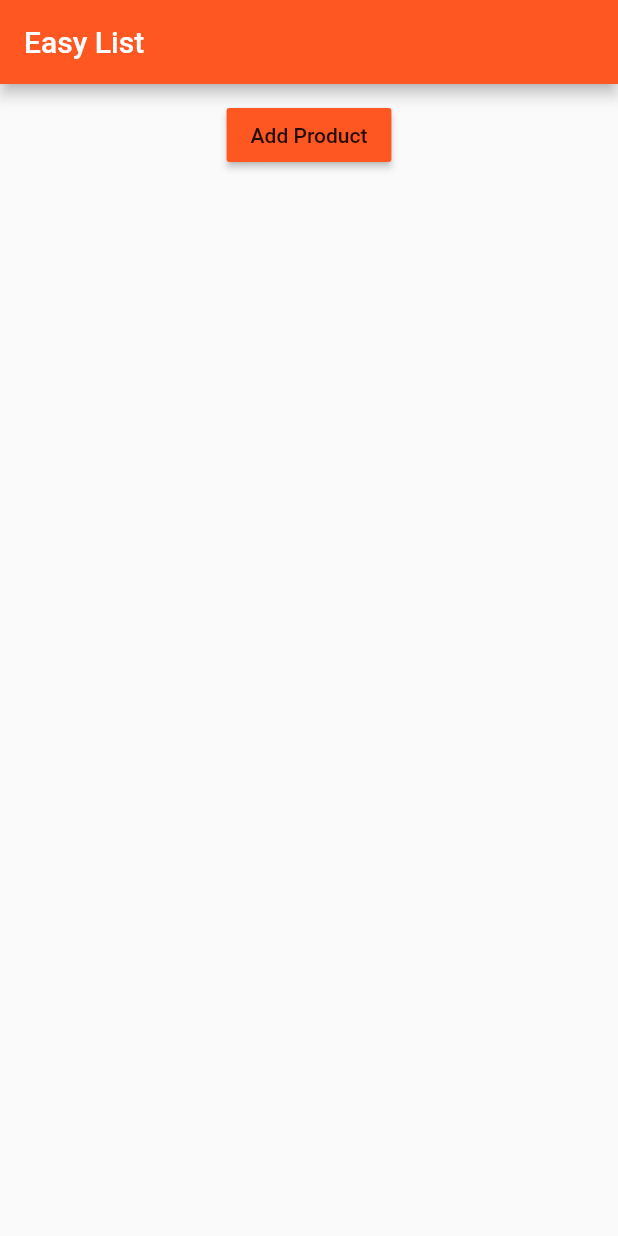
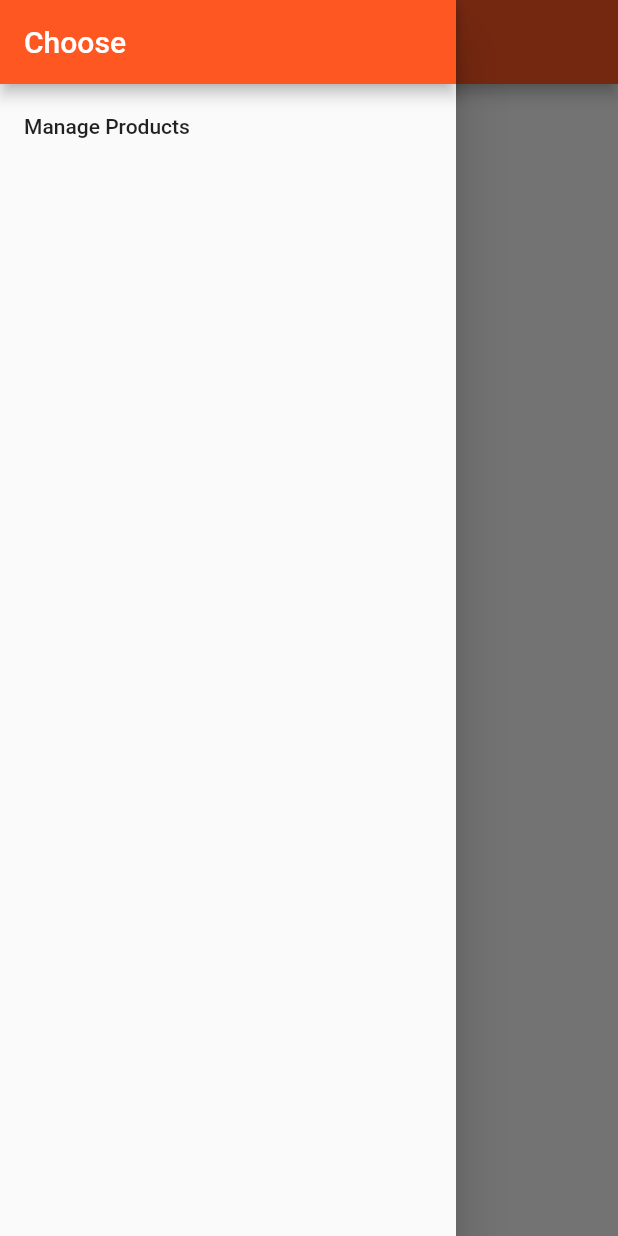
Before and after one commit to Shiv2195/FlutterApp, a Flutter app: the screen it shows after launch, with the side drawer open (before the commit the screen has no drawer), on a phone screen of 412 x 824 dp. Run offline on Flutter 3.47's test engine with Material 2 defaults, Android fonts, the phone set to English and light mode, and no system bars.

```diff
--- a/lib/main.dart
+++ b/lib/main.dart
@@ -1,17 +1,74 @@
 import 'package:flutter/material.dart';
-import './pages/home.dart';
+// import 'package:flutter/rendering.dart';
 
-void main() => runApp(MyApp());
+import './pages/auth.dart';
+import './pages/products_admin.dart';
+import './pages/products.dart';
+import './pages/product.dart';
 
-class MyApp extends StatelessWidget {
+void main() {
+  // debugPaintSizeEnabled = true;
+  // debugPaintBaselinesEnabled = true;
+  // debugPaintPointersEnabled = true;
+  runApp(MyApp());
+}
+
+class MyApp extends StatefulWidget {
+  @override
+  State<StatefulWidget> createState() {
+    return _MyAppState();
+  }
+}
+
+class _MyAppState extends State<MyApp> {
+  List<Map<String, String>> _products = [];
+
+  void _addProduct(Map<String, String> product) {
+    setState(() {
+      _products.add(product);
+    });
+    print(_products);
+  }
+
+  void _deleteProduct(int index) {
+    setState(() {
+      _products.removeAt(index);
+    });
+  }
+
   @override
   Widget build(BuildContext context) {
     return MaterialApp(
+      // debugShowMaterialGrid: true,
       theme: ThemeData(
           brightness: Brightness.light,
           primarySwatch: Colors.deepOrange,
           accentColor: Colors.deepPurple),
-      home: HomePage()
+      // home: AuthPage(),
+      routes: {
+        '/': (BuildContext context) =>
+            ProductsPage(_products, _addProduct, _deleteProduct),
+        '/admin': (BuildContext context) => ProductsAdminPage(),
+      },
+      onGenerateRoute: (RouteSettings settings) {
+        final List<String> pathElements = settings.name.split('/');
+        if (pathElements[0] != '') {
+          return null;
+        }
+        if (pathElements[1] == 'product') {
+          final int index = int.parse(pathElements[2]);
+          return MaterialPageRoute<bool>(
+            builder: (BuildContext context) => ProductPage(
+                _products[index]['title'], _products[index]['image']),
+          );
+        }
+        return null;
+      },
+      onUnknownRoute: (RouteSettings settings) {
+        return MaterialPageRoute(
+            builder: (BuildContext context) =>
+                ProductsPage(_products, _addProduct, _deleteProduct));
+      },
     );
   }
 }
--- a/lib/pages/home.dart
+++ /dev/null
@@ -1,17 +0,0 @@
-import 'package:flutter/material.dart';
-
-import '../products_manager.dart';
-
-
-class HomePage extends StatelessWidget {
-  @override
-  Widget build(BuildContext context) {
-
-    return Scaffold(
-        appBar: AppBar(
-          title: Text("Easy List"),
-        ),
-        body: ProductManager(),
-      );
-  }
-}
--- /dev/null
+++ b/lib/pages/products.dart
@@ -0,0 +1,37 @@
+import 'package:flutter/material.dart';
+
+import '../product_manager.dart';
+
+class ProductsPage extends StatelessWidget {
+  final List<Map<String, String>> products;
+  final Function addProduct;
+  final Function deleteProduct;
+
+  ProductsPage(this.products, this.addProduct, this.deleteProduct);
+
+  @override
+  Widget build(BuildContext context) {
+    return Scaffold(
+      drawer: Drawer(
+        child: Column(
+          children: <Widget>[
+            AppBar(
+              automaticallyImplyLeading: false,
+              title: Text('Choose'),
+            ),
+            ListTile(
+              title: Text('Manage Products'),
+              onTap: () {
+                Navigator.pushReplacementNamed(context, '/admin');
+              },
+            )
+          ],
+        ),
+      ),
+      appBar: AppBar(
+        title: Text('EasyList'),
+      ),
+      body: ProductManager(products, addProduct, deleteProduct),
+    );
+  }
+}
--- a/lib/product_control.dart
+++ b/lib/product_control.dart
@@ -10,7 +10,7 @@ class ProductControl extends StatelessWidget {
       return RaisedButton(
             color: Theme.of(context).primaryColor,
             onPressed: () {
-        addProduct({'title':'chocolate','imageUrl': './assets/food.jpg'});
+              addProduct({'title': 'Chocolate', 'image': 'assets/food.jpg'});
             },
             child: Text('Add Product'),
           );
--- /dev/null
+++ b/lib/product_manager.dart
@@ -0,0 +1,26 @@
+import 'package:flutter/material.dart';
+
+import './products.dart';
+import './product_control.dart';
+
+class ProductManager extends StatelessWidget {
+  final List<Map<String, String>> products;
+  final Function addProduct;
+  final Function deleteProduct;
+
+  ProductManager(this.products, this.addProduct, this.deleteProduct);
+
+  @override
+  Widget build(BuildContext context) {
+    print('[ProductManager State] build()');
+    return Column(
+      children: [
+        Container(
+          margin: EdgeInsets.all(10.0),
+          child: ProductControl(addProduct),
+        ),
+        Expanded(child: Products(products, deleteProduct: deleteProduct))
+      ],
+    );
+  }
+}
--- a/lib/products.dart
+++ b/lib/products.dart
@@ -1,28 +1,34 @@
 import 'package:flutter/material.dart';
+
 import './pages/product.dart';
 
 class Products extends StatelessWidget {
   final List<Map<String, String>> products;
+  final Function deleteProduct;
 
-  Products([this.products = const []]);
+  Products(this.products, {this.deleteProduct}) {
+    print('[Products Widget] Constructor');
+  }
 
   Widget _buildProductItem(BuildContext context, int index) {
     return Card(
       child: Column(
         children: <Widget>[
-          Image.asset(products[index]['imageUrl']),
+          Image.asset(products[index]['image']),
           Text(products[index]['title']),
           ButtonBar(
             alignment: MainAxisAlignment.center,
             children: <Widget>[
               FlatButton(
                 child: Text('Details'),
-                onPressed: () => Navigator.push(
-                    context,
-                    MaterialPageRoute(
-                        builder: (BuildContext context) => ProductPage(
-                            products[index]['title'],
-                            products[index]['imageUrl']))),
+                onPressed: () => Navigator
+                        .pushNamed<bool>(
+                            context, '/product/' + index.toString())
+                        .then((bool value) {
+                      if (value) {
+                        deleteProduct(index);
+                      }
+                    }),
               )
             ],
           )
@@ -46,6 +52,7 @@ class Products extends StatelessWidget {
 
   @override
   Widget build(BuildContext context) {
+    print('[Products Widget] build()');
     return _buildProductList();
   }
 }
--- a/lib/products_manager.dart
+++ /dev/null
@@ -1,44 +0,0 @@
-import 'package:flutter/material.dart';
-import './products.dart';
-import './product_control.dart';
-
-class ProductManager extends StatefulWidget {
-  final Map<String,String> startingProduct;
-  ProductManager({this.startingProduct});
-
-  @override
-  State<StatefulWidget> createState() {
-    return _ProductManagerState();
-  }
-}
-
-class _ProductManagerState extends State<ProductManager> {
-  List<Map<String,String>> _products = [];
-
-  @override
-  void initState() {
-    super.initState();
-    if (widget.startingProduct != null) {
-      _products.add(widget.startingProduct);
-    }
-  }
-
-  void _addProduct(Map<String,String> product) {
-    setState(() {
-      _products.add(product);
-    });
-  }
-
-  @override
-  Widget build(BuildContext context) {
-    return Column(
-      children: [
-        Container(
-          margin: EdgeInsets.all(10.0),
-          child: ProductControl(_addProduct),
-        ),
-        Expanded(child: Products(_products))
-      ],
-    );
-  }
-}
```
Also changed, not shown: lib/pages/auth.dart (added, +22 -0 lines), lib/pages/product.dart (+39 -4 lines), lib/pages/product_create.dart (added, +22 -0 lines), lib/pages/product_list.dart (added, +10 -0 lines), lib/pages/products_admin.dart (added, +50 -0 lines). Lines whose indentation alone changed are shown as unchanged.
